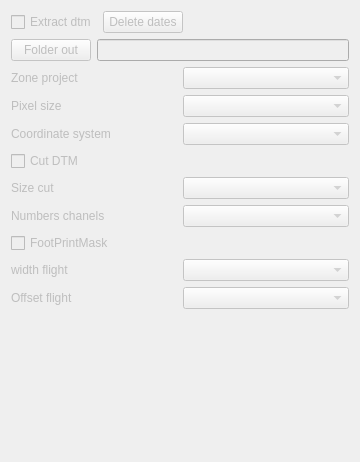
Qt form createmet.ui (tonilogar/ToolsPcot) before a commit.
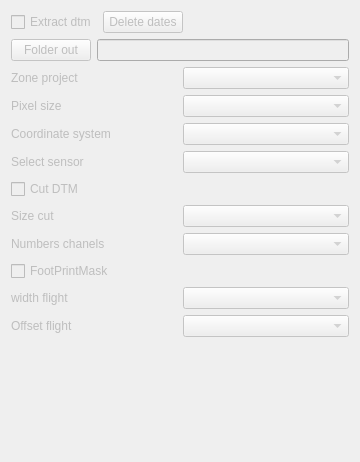
The same form after that commit.

The edit to the form file:
```diff
--- a/createmet.ui
+++ b/createmet.ui
@@ -148,6 +148,27 @@
     </layout>
    </item>
    <item row="5" column="0">
+    <layout class="QHBoxLayout" name="horizontalLayout_11">
+     <item>
+      <widget class="QLabel" name="labelSelectSensor">
+       <property name="enabled">
+        <bool>false</bool>
+       </property>
+       <property name="text">
+        <string>Select sensor</string>
+       </property>
+      </widget>
+     </item>
+     <item>
+      <widget class="QComboBox" name="comboBoxSelectSensor">
+       <property name="enabled">
+        <bool>false</bool>
+       </property>
+      </widget>
+     </item>
+    </layout>
+   </item>
+   <item row="6" column="0">
     <widget class="QCheckBox" name="checkBoxCortarMet">
      <property name="enabled">
       <bool>false</bool>
@@ -157,7 +178,7 @@
      </property>
     </widget>
    </item>
-   <item row="6" column="0">
+   <item row="7" column="0">
     <layout class="QHBoxLayout" name="horizontalLayout_14">
      <item>
       <widget class="QLabel" name="labelCortarMet">
@@ -178,7 +199,7 @@
      </item>
     </layout>
    </item>
-   <item row="7" column="0">
+   <item row="8" column="0">
     <layout class="QHBoxLayout" name="horizontalLayout_15">
      <item>
       <widget class="QLabel" name="labelNumeroCanalesspasadaMet">
@@ -199,7 +220,7 @@
      </item>
     </layout>
    </item>
-   <item row="8" column="0">
+   <item row="9" column="0">
     <widget class="QCheckBox" name="checkBoxFootPrintMaskMet">
      <property name="enabled">
       <bool>false</bool>
@@ -209,7 +230,7 @@
      </property>
     </widget>
    </item>
-   <item row="9" column="0">
+   <item row="10" column="0">
     <layout class="QHBoxLayout" name="horizontalLayout_12">
      <item>
       <widget class="QLabel" name="labelAnchoPasadaMet">
@@ -230,7 +251,7 @@
      </item>
     </layout>
    </item>
-   <item row="10" column="0">
+   <item row="11" column="0">
     <layout class="QHBoxLayout" name="horizontalLayout_13">
      <item>
       <widget class="QLabel" name="labelOffsetPasadaMet">
@@ -251,7 +272,7 @@
      </item>
     </layout>
    </item>
-   <item row="11" column="0">
+   <item row="12" column="0">
     <spacer name="verticalSpacer">
      <property name="orientation">
       <enum>Qt::Vertical</enum>
```
